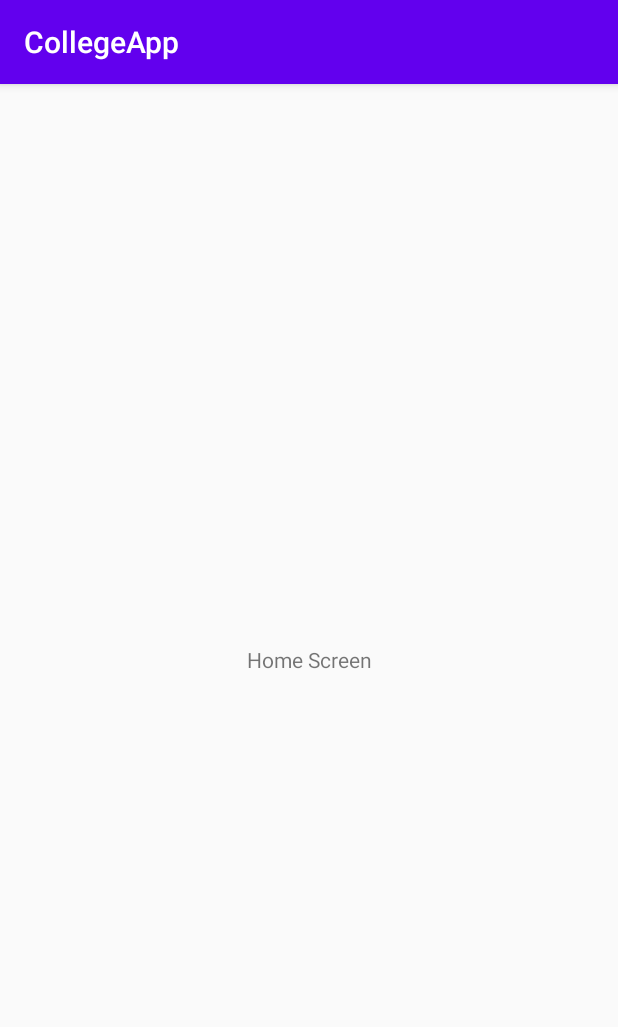
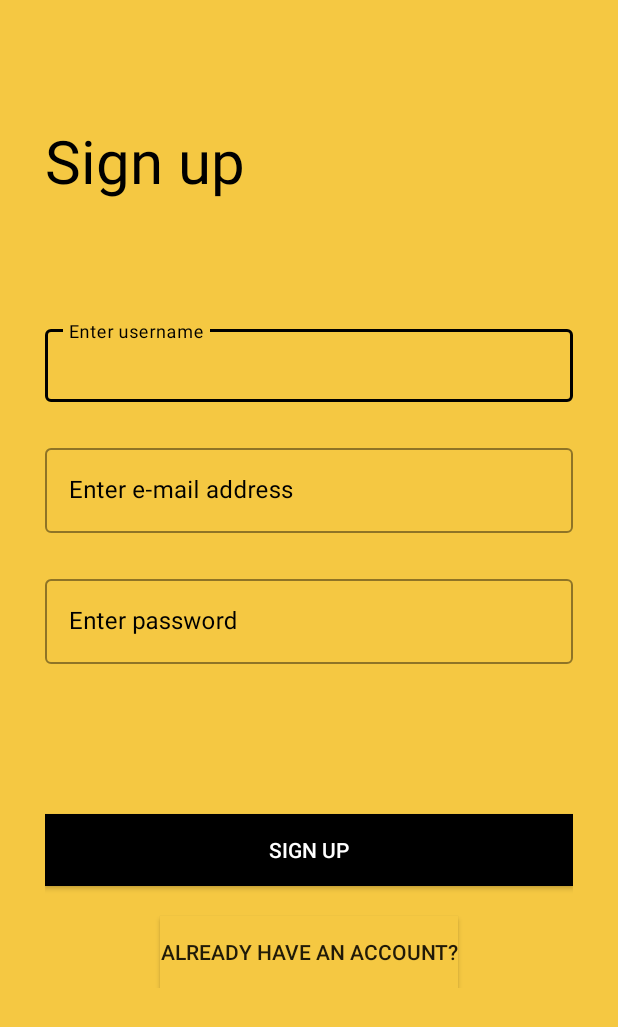
Before and after one commit to borceste/CollegeApp, an Android app: the screen it shows after launch (HomeActivity before the commit, SignUpActivity after it), on a phone screen of 412 x 824 dp. Shown: the top 1027 px of the screen. Run offline under Robolectric (Android 15) with nearby library versions, the phone set to English and light mode, and no system bars; our stand-ins replace Firebase (no records; nobody signed in at launch, a user with empty details on screens opened directly); libraries missing offline, so code that uses them is left out: com.mobsandgeeks.saripaar; 2 statements that could not run were skipped.

Commit message:
Modified login, sign-up activities, added drawables

```diff
--- /dev/null
+++ b/app/src/main/java/com/example/collegeapp/SignUpActivity.java
@@ -0,0 +1,161 @@
+package com.example.collegeapp;
+
+import androidx.annotation.NonNull;
+import androidx.appcompat.app.AppCompatActivity;
+
+import android.content.Intent;
+import android.os.Bundle;
+import android.util.Log;
+import android.view.View;
+import android.widget.Button;
+import android.widget.Toast;
+
+//import com.example.college_app_sdk.classes.User;
+import com.example.college_app_sdk.classes.User;
+import com.example.college_app_sdk_impl.SignUpHelperImpl;
+import com.google.android.gms.tasks.OnCompleteListener;
+import com.google.android.gms.tasks.Task;
+import com.google.android.material.textfield.TextInputEditText;
+import com.google.android.material.textfield.TextInputLayout;
+import com.google.firebase.auth.AuthResult;
+import com.google.firebase.auth.FirebaseAuth;
+import com.google.firebase.database.DatabaseReference;
+import com.google.firebase.database.FirebaseDatabase;
+import com.mobsandgeeks.saripaar.ValidationError;
+import com.mobsandgeeks.saripaar.Validator;
+import com.mobsandgeeks.saripaar.annotation.Email;
+import com.mobsandgeeks.saripaar.annotation.NotEmpty;
+import com.mobsandgeeks.saripaar.annotation.Password;
+
+import org.w3c.dom.Text;
+
+import java.util.List;
+
+public class SignUpActivity extends AppCompatActivity implements Validator.ValidationListener {
+
+
+    private TextInputLayout regUsernameLayout, regEmailLayout, regPasswordLayout;
+    @NotEmpty
+    private TextInputEditText regUsername;
+
+    @NotEmpty
+    @Email
+    private TextInputEditText regEmail;
+
+    @Password(min = 6, scheme = Password.Scheme.ALPHA_NUMERIC)
+    private TextInputEditText regPassword;
+
+    Button signUpButton, haveAccount;
+
+    private FirebaseAuth mAuth;
+
+    @Override
+    protected void onCreate(Bundle savedInstanceState) {
+        super.onCreate(savedInstanceState);
+        setContentView(R.layout.activity_sign_up);
+
+        regUsernameLayout = (TextInputLayout) findViewById(R.id.sign_up_username_layout);
+        regUsername = (TextInputEditText) findViewById(R.id.sign_up_username_text);
+
+        regEmailLayout = (TextInputLayout) findViewById(R.id.sign_up_email_layout);
+        regEmail = (TextInputEditText) findViewById(R.id.sign_up_email_text);
+
+        regPasswordLayout  = (TextInputLayout) findViewById(R.id.sign_up_password_layout);
+        regPassword = (TextInputEditText) findViewById(R.id.sign_up_password_text);
+
+        signUpButton = (Button) findViewById(R.id.button_sign_up);
+        haveAccount = (Button) findViewById(R.id.button_have_account);
+        mAuth = FirebaseAuth.getInstance();
+
+
+        final Validator validator = new Validator(this);
+        validator.setValidationListener(this);
+
+
+        signUpButton.setOnClickListener(new View.OnClickListener() {
+
+            @Override
+            public void onClick(View view) {
+                validator.validate();
+            }
+        });
+
+        haveAccount.setOnClickListener(new View.OnClickListener() {
+            @Override
+            public void onClick(View view) {
+                Intent intent = new Intent(SignUpActivity.this, LoginActivity.class);
+                startActivity(intent);
+            }
+        });
+
+
+    }
+
+    @Override
+    protected void onStart() {
+        super.onStart();
+
+        if (mAuth.getCurrentUser() != null) {
+            // TODO user already signed in
+        } else {
+
+        }
+    }
+
+    @Override
+    public void onValidationSucceeded() {
+        SignUpHelperImpl signUpHelper = new SignUpHelperImpl();
+        String userName = regUsernameLayout.getEditText().getText().toString();
+        String email = regEmailLayout.getEditText().getText().toString();
+        String password = regPasswordLayout.getEditText().getText().toString();
+        final User user = signUpHelper.registerNewUser(userName, email,0,0);
+
+        Log.i("email: ", regEmail.toString().trim());
+        mAuth.createUserWithEmailAndPassword(email, password)
+                .addOnCompleteListener(new OnCompleteListener<AuthResult>() {
+                    @Override
+                    public void onComplete(@NonNull Task<AuthResult> task) {
+                        if (task.isSuccessful()) {
+                            // store additional fields
+                            FirebaseDatabase.getInstance().getReference("users")
+                                    .child(FirebaseAuth.getInstance().getCurrentUser().getUid())
+                                    .setValue(user).addOnCompleteListener(new OnCompleteListener<Void>() {
+                                @Override
+                                public void onComplete(@NonNull Task<Void> task) {
+                                    if (task.isSuccessful()) {
+                                        Toast.makeText(SignUpActivity.this, getString(R.string.registration_successful), Toast.LENGTH_SHORT).show();
+                                        Intent intent = new Intent(SignUpActivity.this, HomeActivity.class);
+                                        intent.setFlags(Intent.FLAG_ACTIVITY_CLEAR_TOP);
+                                        startActivity(intent);
+                                    } else {
+                                        Toast.makeText(SignUpActivity.this, getString(R.string.registration_failed), Toast.LENGTH_SHORT).show();
+                                    }
+                                }
+                            });
+                        } else {
+                            Toast.makeText(SignUpActivity.this, task.getException().getMessage(), Toast.LENGTH_SHORT).show();
+                        }
+                    }
+                });
+
+        //databaseReference.child("users").setValue(user);
+        //Toast.makeText(this, "You have successfully logged in!", Toast.LENGTH_LONG).show();
+    }
+
+    @Override
+    public void onValidationFailed(List<ValidationError> errors) {
+        for (ValidationError error : errors) {
+            View view = error.getView();
+            String message = error.getCollatedErrorMessage(this);
+
+            // Display error messages
+
+            if (view instanceof TextInputEditText) {
+                ((TextInputEditText) view).setError(message);
+            } else {
+                Toast.makeText(this, message, Toast.LENGTH_SHORT).show();
+            }
+        }
+    }
+
+}
--- a/app/src/main/res/layout/activity_home.xml
+++ b/app/src/main/res/layout/activity_home.xml
@@ -5,9 +5,10 @@
     android:layout_width="match_parent"
     android:layout_height="match_parent"
     tools:context=".HomeActivity">
+
     <TextView
         android:layout_width="match_parent"
         android:layout_height="match_parent"
-        android:text="Home Screen"
-        android:gravity="center"/>
+        android:gravity="center"
+        android:text="Home Screen" />
 </androidx.constraintlayout.widget.ConstraintLayout>
--- /dev/null
+++ b/app/src/main/res/layout/activity_sign_up.xml
@@ -0,0 +1,117 @@
+<?xml version="1.0" encoding="utf-8"?>
+<ScrollView xmlns:android="http://schemas.android.com/apk/res/android"
+    xmlns:app="http://schemas.android.com/apk/res-auto"
+    xmlns:tools="http://schemas.android.com/tools"
+    android:layout_width="match_parent"
+    android:layout_height="match_parent"
+    android:background="@color/colorPrimary"
+    android:orientation="vertical"
+    android:padding="30dp"
+    tools:context=".SignUpActivity">
+
+    <LinearLayout
+        android:layout_width="match_parent"
+        android:layout_height="wrap_content"
+        android:orientation="vertical">
+
+        <TextView
+            android:layout_width="wrap_content"
+            android:layout_height="wrap_content"
+            android:layout_marginTop="50dp"
+            android:text="@string/signup"
+            android:textColor="@color/black"
+            android:textSize="40sp" />
+
+        <LinearLayout
+            android:layout_width="match_parent"
+            android:layout_height="wrap_content"
+            android:layout_marginTop="80dp"
+            android:orientation="vertical">
+
+            <com.google.android.material.textfield.TextInputLayout
+                android:id="@+id/sign_up_username_layout"
+                style="@style/Widget.MaterialComponents.TextInputLayout.OutlinedBox.Dense"
+                android:layout_width="match_parent"
+                android:layout_height="wrap_content"
+                android:hint="@string/enter_username"
+                android:textColorHint="@color/black"
+                app:boxStrokeColor="@color/black"
+                app:endIconTint="@color/black"
+                app:hintTextColor="@color/black">
+
+
+                <com.google.android.material.textfield.TextInputEditText
+                    android:id="@+id/sign_up_username_text"
+                    android:layout_width="match_parent"
+                    android:layout_height="wrap_content"
+                    android:textColor="@color/black"
+                    android:textCursorDrawable="@color/black" />
+
+            </com.google.android.material.textfield.TextInputLayout>
+
+            <com.google.android.material.textfield.TextInputLayout
+                android:id="@+id/sign_up_email_layout"
+                style="@style/Widget.MaterialComponents.TextInputLayout.OutlinedBox"
+                android:layout_width="match_parent"
+                android:layout_height="wrap_content"
+                android:layout_marginTop="25dp"
+                android:hint="@string/enter_email"
+                android:textColorHint="@color/black"
+                app:boxStrokeColor="@color/black"
+                app:endIconTint="@color/black"
+                app:hintTextColor="@color/black">
+
+
+                <com.google.android.material.textfield.TextInputEditText
+                    android:id="@+id/sign_up_email_text"
+                    android:layout_width="match_parent"
+                    android:layout_height="wrap_content"
+                    android:textColor="@color/black"
+                    android:textCursorDrawable="@color/black" />
+
+            </com.google.android.material.textfield.TextInputLayout>
+
+            <com.google.android.material.textfield.TextInputLayout
+                android:id="@+id/sign_up_password_layout"
+                style="@style/Widget.MaterialComponents.TextInputLayout.OutlinedBox"
+                android:layout_width="match_parent"
+                android:layout_height="wrap_content"
+                android:layout_marginTop="25dp"
+                android:hint="@string/enter_password"
+                android:textColorHint="@color/black"
+                app:boxStrokeColor="@color/black"
+                app:endIconTint="@color/black"
+                app:hintTextColor="@color/black">
+
+
+                <com.google.android.material.textfield.TextInputEditText
+                    android:id="@+id/sign_up_password_text"
+                    android:layout_width="match_parent"
+                    android:layout_height="wrap_content"
+                    android:inputType="textPassword"
+                    android:textColor="@color/black"
+                    android:textCursorDrawable="@color/black"/>
+
+            </com.google.android.material.textfield.TextInputLayout>
+
+            <Button
+                android:id="@+id/button_sign_up"
+                android:layout_width="match_parent"
+                android:layout_height="wrap_content"
+                android:layout_marginTop="100dp"
+                android:background="@color/black"
+                android:text="@string/signup"
+                android:textColor="@color/white" />
+
+            <Button
+                android:id="@+id/button_have_account"
+                android:layout_width="wrap_content"
+                android:layout_height="wrap_content"
+                android:layout_gravity="center"
+                android:layout_marginTop="20dp"
+                android:background="@color/colorPrimary"
+                android:text="@string/already_have_account" />
+        </LinearLayout>
+    </LinearLayout>
+
+</ScrollView>
--- a/app/src/main/res/values/colors.xml
+++ b/app/src/main/res/values/colors.xml
@@ -1,6 +1,8 @@
 <?xml version="1.0" encoding="utf-8"?>
 <resources>
-    <color name="colorPrimary">#6200EE</color>
-    <color name="colorPrimaryDark">#3700B3</color>
-    <color name="colorAccent">#03DAC5</color>
+    <color name="colorPrimary">#f5c842</color>
+    <color name="colorPrimaryDark">#ffA500</color>
+    <color name="colorAccent">#000000</color>
+    <color name="black">#000000</color>
+    <color name="white">#FFFFFF</color>
 </resources>
--- a/app/src/main/res/values/strings.xml
+++ b/app/src/main/res/values/strings.xml
@@ -1,3 +1,13 @@
 <resources>
     <string name="app_name">CollegeApp</string>
+
+    <string name="login">Login</string>
+    <string name="signup">Sign up</string>
+    <string name="enter_email">Enter e-mail address</string>
+    <string name="enter_password">Enter password</string>
+    <string name="create_account">Create account</string>
+    <string name="enter_username">Enter username</string>
+    <string name="already_have_account">Already have an account?</string>
+    <string name="registration_successful">Successfully registered</string>
+    <string name="registration_failed">Failed to register</string>
 </resources>
--- a/app/src/main/res/values/styles.xml
+++ b/app/src/main/res/values/styles.xml
@@ -1,6 +1,6 @@
 <resources>
     <!-- Base application theme. -->
-    <style name="AppTheme" parent="Theme.AppCompat.Light.DarkActionBar">
+    <style name="AppTheme" parent="Theme.MaterialComponents.Light.NoActionBar.Bridge">
         <!-- Customize your theme here. -->
         <item name="colorPrimary">@color/colorPrimary</item>
         <item name="colorPrimaryDark">@color/colorPrimaryDark</item>
--- a/college-app-sdk-impl/build.gradle
+++ b/college-app-sdk-impl/build.gradle
@@ -2,6 +2,8 @@ apply plugin: 'java-library'
 
 dependencies {
     implementation fileTree(dir: 'libs', include: ['*.jar'])
+    implementation project(path: ':college-app-sdk')
+    implementation 'androidx.appcompat:appcompat:1.2.0'
 }
 
 sourceCompatibility = "1.7"
--- a/college-app-sdk/build.gradle
+++ b/college-app-sdk/build.gradle
@@ -2,6 +2,7 @@ apply plugin: 'java-library'
 
 dependencies {
     implementation fileTree(dir: 'libs', include: ['*.jar'])
+    implementation 'androidx.work:work-runtime:2.4.0'
 }
 
 sourceCompatibility = "1.7"
```
Also changed, not shown: app/build.gradle (+6 -1 lines), app/src/main/AndroidManifest.xml (+8 -3 lines), app/src/main/java/com/example/collegeapp/LoginActivity.java (added, +116 -0 lines), app/src/main/res/drawable/ic_baseline_account_circle_24.xml (added, +10 -0 lines), app/src/main/res/drawable/ic_baseline_power_settings_new_24.xml (added, +10 -0 lines), app/src/main/res/drawable/ic_baseline_settings_24.xml (added, +10 -0 lines), app/src/main/res/layout/activity_login.xml (added, +95 -0 lines), college-app-sdk-impl/src/main/java/com/example/college_app_sdk_impl/SignUpHelperImpl.java (added, +13 -0 lines), college-app-sdk/src/main/java/com/example/college_app_sdk/SignUpHelper.java (+3 -4 lines), college-app-sdk/src/main/java/com/example/college_app_sdk/classes/User.java (+39 -13 lines), app/src/main/res/font/muli.ttf (added).
